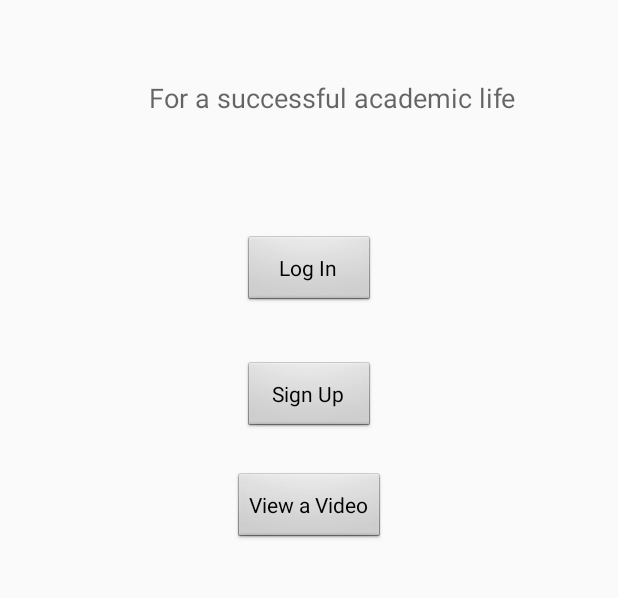
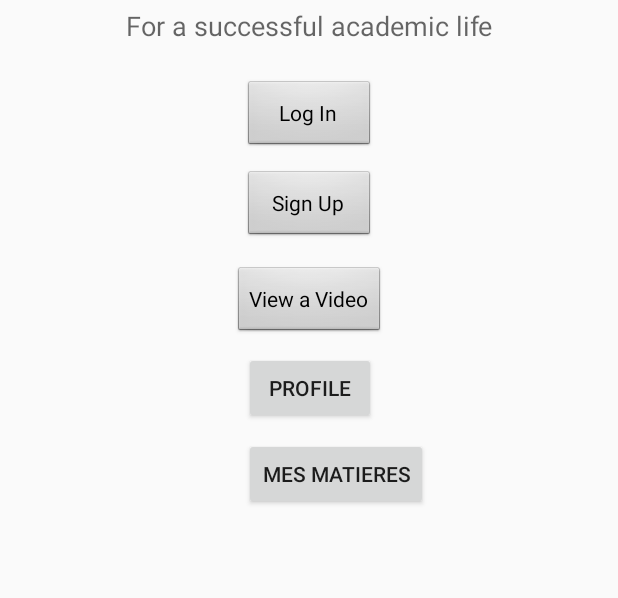
Before and after one commit to joe11093/HMIN205-Projet-MOOC, an Android app: the screen it shows after launch (MainActivity), on a phone screen of 412 x 824 dp, the part 149-747 px from its top. Run offline under Robolectric (Android 15) with nearby library versions, the phone set to English and light mode, and no system bars.

Commit message:
added to the menu to implement more parts of the app

```diff
--- a/Code/app/src/main/res/layout/activity_main.xml
+++ b/Code/app/src/main/res/layout/activity_main.xml
@@ -4,7 +4,8 @@
     android:layout_width="match_parent"
     android:layout_height="match_parent"
     android:orientation="vertical"
-    tools:context="com.example.joseph.mooc.Activities.MainActivity">
+    tools:context="com.example.joseph.mooc.Activities.MainActivity"
+    tools:layout_editor_absoluteY="81dp">
 
 
     <TextView
@@ -22,11 +23,12 @@
         android:id="@+id/textView3"
         android:layout_width="wrap_content"
         android:layout_height="wrap_content"
-        android:layout_marginEnd="68dp"
-        android:layout_marginTop="96dp"
+        android:layout_marginTop="48dp"
         android:text="@string/slogan"
         android:textAppearance="@style/TextAppearance.AppCompat.Medium"
         app:layout_constraintEnd_toEndOf="parent"
+        app:layout_constraintHorizontal_bias="0.503"
+        app:layout_constraintStart_toStartOf="parent"
         app:layout_constraintTop_toTopOf="parent" />
 
     <Button
@@ -34,7 +36,7 @@
         style="@android:style/Widget.Button"
         android:layout_width="wrap_content"
         android:layout_height="wrap_content"
-        android:layout_marginTop="79dp"
+        android:layout_marginTop="24dp"
         android:onClick="login"
         android:text="@string/login"
         app:layout_constraintEnd_toEndOf="parent"
@@ -46,7 +48,7 @@
         style="@android:style/Widget.Button"
         android:layout_width="wrap_content"
         android:layout_height="wrap_content"
-        android:layout_marginTop="36dp"
+        android:layout_marginTop="12dp"
         android:onClick="signup"
         android:text="@string/signup"
         app:layout_constraintStart_toStartOf="@+id/btnHomeLogin"
@@ -57,11 +59,31 @@
         style="@android:style/Widget.Button"
         android:layout_width="wrap_content"
         android:layout_height="wrap_content"
-        android:layout_marginTop="26dp"
+        android:layout_marginBottom="9dp"
         android:onClick="viewSampleVideo"
         android:text="View a Video"
+        app:layout_constraintBottom_toTopOf="@+id/btnProfile"
         app:layout_constraintEnd_toEndOf="parent"
-        app:layout_constraintStart_toStartOf="parent"
+        app:layout_constraintStart_toStartOf="parent" />
+
+    <Button
+        android:id="@+id/btnProfile"
+        android:layout_width="wrap_content"
+        android:layout_height="wrap_content"
+        android:layout_marginStart="7dp"
+        android:layout_marginTop="73dp"
+        android:text="Profile"
+        app:layout_constraintStart_toStartOf="@+id/btnHomeSampleVideo"
         app:layout_constraintTop_toBottomOf="@+id/btnHomeSignup" />
 
+    <Button
+        android:id="@+id/btnCours"
+        android:layout_width="wrap_content"
+        android:layout_height="wrap_content"
+        android:layout_marginTop="9dp"
+        android:text="Mes Matieres"
+        app:layout_constraintStart_toStartOf="@+id/btnProfile"
+        app:layout_constraintTop_toBottomOf="@+id/btnProfile" />
+
+
 </android.support.constraint.ConstraintLayout>
```
